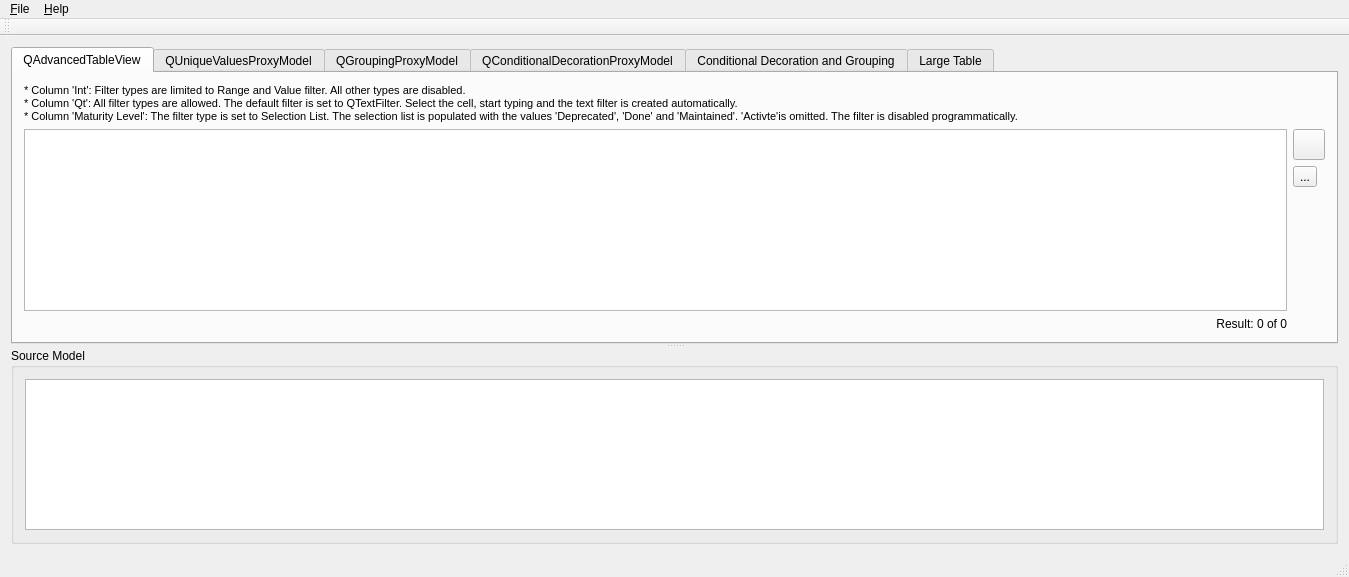
Before: the Qt Designer form example/mainwindow.ui in Alexpux/QAdvancedItemViews, drawn with Qt 5.
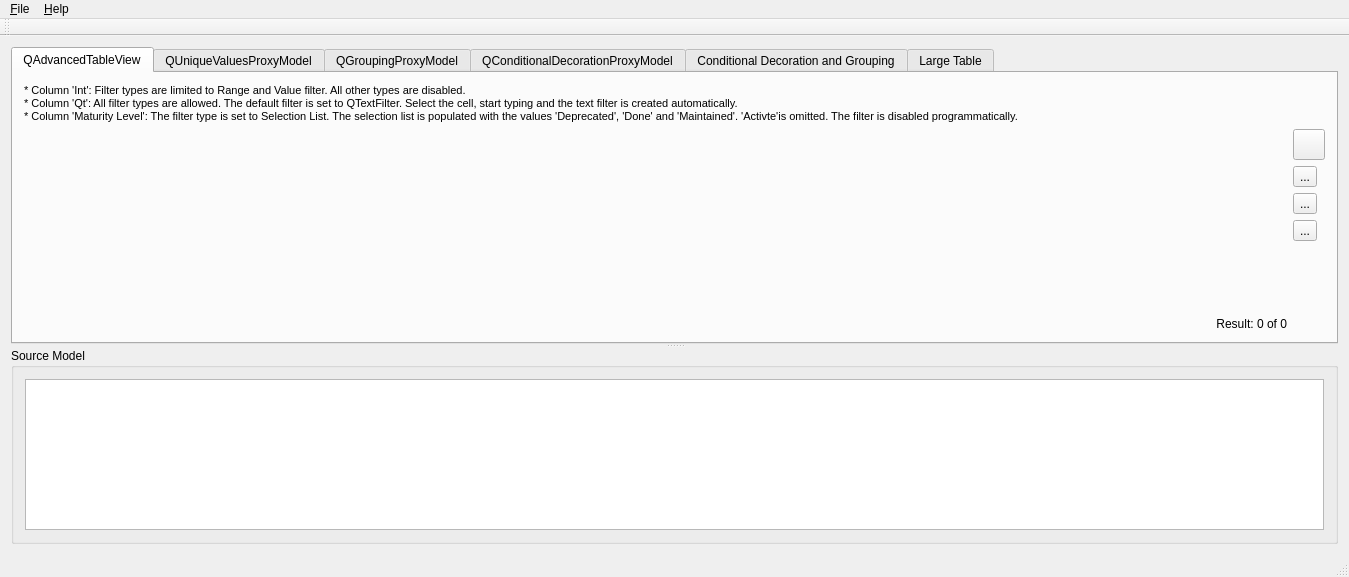
After: the same form once the commit is applied. Icons and pictures are not drawn. Custom widgets are drawn as their Qt base class.

Commit message: save and restore in qaiv example implemented

```diff
--- a/example/mainwindow.ui
+++ b/example/mainwindow.ui
@@ -44,15 +44,8 @@
          </item>
          <item>
           <layout class="QGridLayout" name="gridLayout_2">
-           <item row="0" column="0" rowspan="3">
-            <widget class="QAdvancedTableView" name="filterTableView">
-             <attribute name="horizontalHeaderCascadingSectionResizes">
-              <bool>false</bool>
-             </attribute>
-             <attribute name="horizontalHeaderStretchLastSection">
-              <bool>true</bool>
-             </attribute>
-            </widget>
+           <item row="0" column="0" rowspan="5">
+            <widget class="QAdvancedTableView" name="filterTableView"/>
            </item>
            <item row="0" column="1">
             <widget class="QToolButton" name="splitModeToolButton">
@@ -87,7 +80,7 @@
              </property>
             </widget>
            </item>
-           <item row="2" column="1">
+           <item row="4" column="1">
             <spacer name="verticalSpacer_2">
              <property name="orientation">
               <enum>Qt::Vertical</enum>
@@ -100,7 +93,7 @@
              </property>
             </spacer>
            </item>
-           <item row="3" column="0">
+           <item row="5" column="0">
             <widget class="QLabel" name="advancedTableViewResultLabel">
              <property name="text">
               <string>Result: 0 of 0</string>
@@ -110,6 +103,20 @@
              </property>
             </widget>
            </item>
+           <item row="2" column="1">
+            <widget class="QToolButton" name="saveStateToolButton">
+             <property name="text">
+              <string>...</string>
+             </property>
+            </widget>
+           </item>
+           <item row="3" column="1">
+            <widget class="QToolButton" name="restoreStateToolButton">
+             <property name="text">
+              <string>...</string>
+             </property>
+            </widget>
+           </item>
           </layout>
          </item>
         </layout>
@@ -306,11 +313,7 @@
           </widget>
          </item>
          <item row="1" column="0" colspan="2">
-          <widget class="QAdvancedTableView" name="largeTableView">
-           <attribute name="horizontalHeaderCascadingSectionResizes">
-            <bool>false</bool>
-           </attribute>
-          </widget>
+          <widget class="QAdvancedTableView" name="largeTableView"/>
          </item>
         </layout>
        </widget>
@@ -411,7 +414,7 @@
  <customwidgets>
   <customwidget>
    <class>QAdvancedTableView</class>
-   <extends>QTableView</extends>
+   <extends>QWidget</extends>
    <header>qadvancedtableview.h</header>
   </customwidget>
  </customwidgets>
```
Left out of the diff: 34 changed lines with no effect on the pictures. The commit also changes 3 other files.
